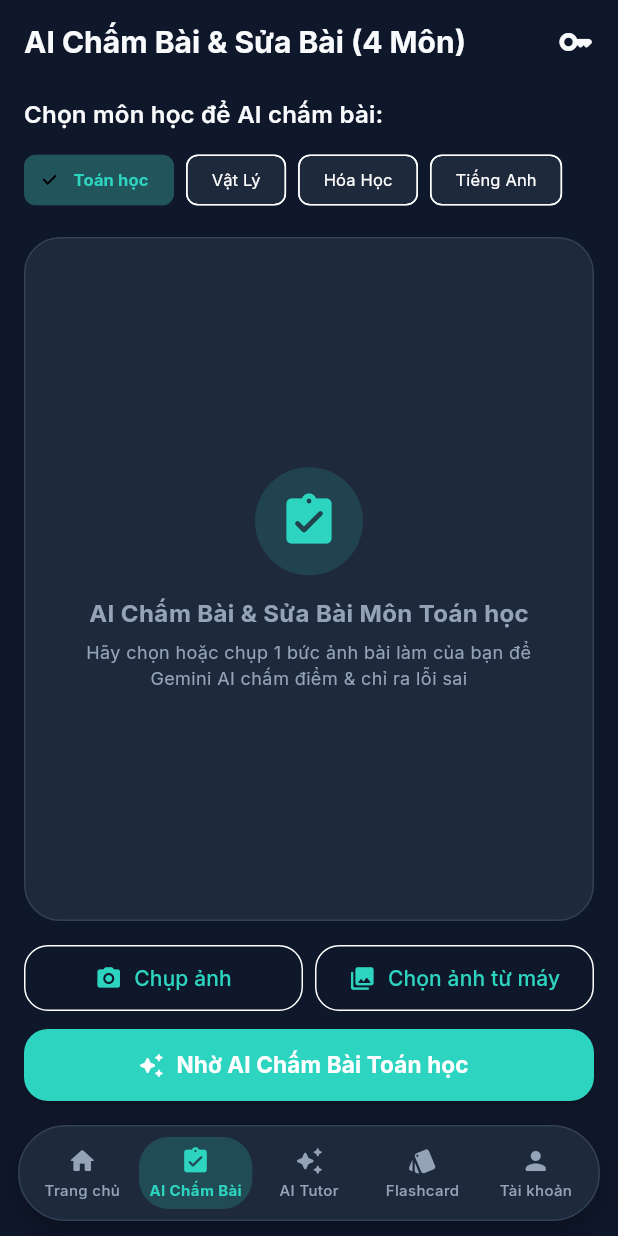
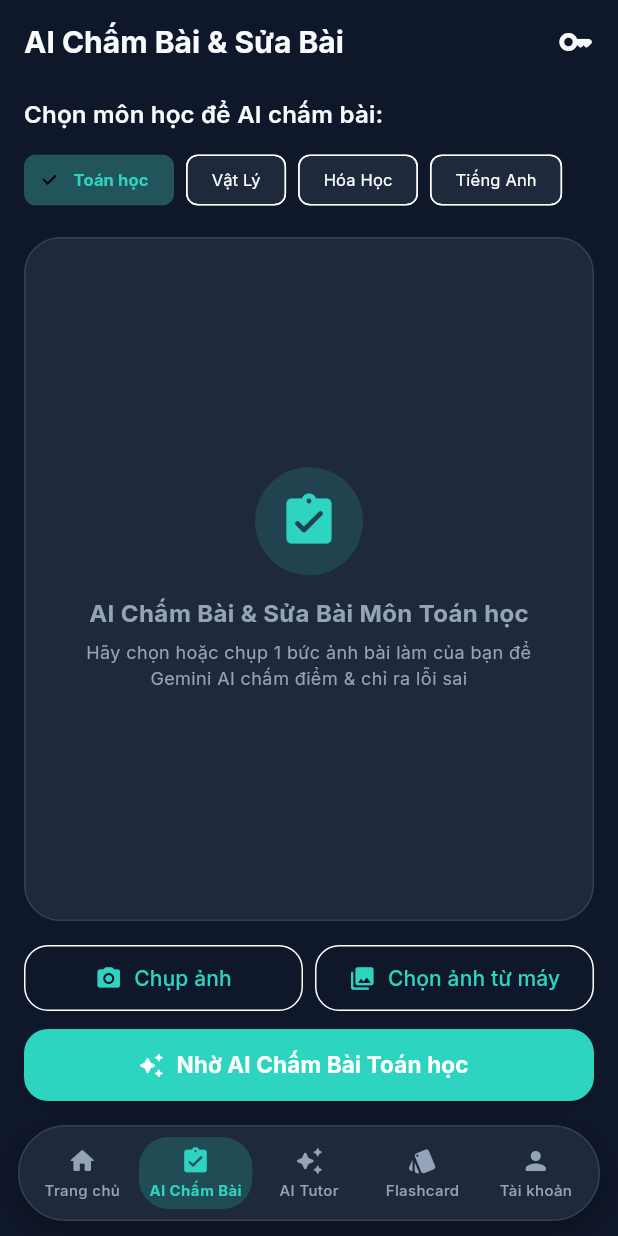
Before and after one commit to PL21zzz/OmniSolveAI, a Flutter app: the screen it shows after launch, item 2 of the bottom bar chosen, on a phone screen of 412 x 824 dp. Run offline on Flutter 3.47's test engine with Material 3 defaults, Android fonts, the phone set to English and light mode, and no system bars; our stand-ins replace cloud_firestore, firebase_auth, firebase_core, fl_chart, flutter_animate, flutter_dotenv and 6 more; accounts and stored records are empty.

Commit message:
clean: remove (4 Môn) text annotations from titles and prompts

```diff
--- a/lib/features/scanner/data/gemini_service.dart
+++ b/lib/features/scanner/data/gemini_service.dart
@@ -37,7 +37,7 @@ class SolvedProblemResult {
 
   factory SolvedProblemResult.fromJson(Map<String, dynamic> json) {
     return SolvedProblemResult(
-      title: json['title'] ?? 'Bài tập 4 môn trọng tâm',
+      title: json['title'] ?? 'Bài tập trọng tâm',
       subject: json['subject'] ?? 'Toán học',
       isCorrect: json['isCorrect'] ?? false,
       isSubjectMismatch: json['isSubjectMismatch'] ?? false,
@@ -106,7 +106,7 @@ class GeminiService {
   }) async {
     final prompt = Content.multi([
       TextPart('''
-Bạn là một gia sư AI chuyên gia 4 môn: Toán học, Vật Lý, Hóa Học, Tiếng Anh.
+Bạn là một gia sư AI chuyên gia các môn học: Toán học, Vật Lý, Hóa Học, Tiếng Anh.
 Học sinh đã chọn danh mục môn học: "$selectedSubject".
 
 Nhiệm vụ 1 (Kiểm tra môn học):
@@ -188,7 +188,7 @@ Chỉ trả về duy nhất chuỗi JSON thuần túy, không kèm khối mã ma
     required String subject,
   }) async {
     final prompt = '''
-Bạn là một gia sư AI thân thiện, kiên nhẫn chuyên môn "$subject" (Toán học, Vật Lý, Hóa Học, Tiếng Anh).
+Bạn là một gia sư AI thân thiện, kiên nhẫn chuyên môn "$subject".
 Học sinh đang hỏi: "$query".
 Hãy trả lời ngắn gọn, dễ hiểu, sử dụng biểu tượng cảm xúc (emoji) và giải thích từng bước rõ ràng.
 ''';
--- a/lib/features/scanner/presentation/scanner_screen.dart
+++ b/lib/features/scanner/presentation/scanner_screen.dart
@@ -150,7 +150,7 @@ class _ScannerScreenState extends State<ScannerScreen> {
 
     return Scaffold(
       appBar: AppBar(
-        title: const Text('AI Chấm Bài & Sửa Bài (4 Môn)'),
+        title: const Text('AI Chấm Bài & Sửa Bài'),
         actions: [
           IconButton(
             icon: const Icon(Icons.key_rounded),
```
